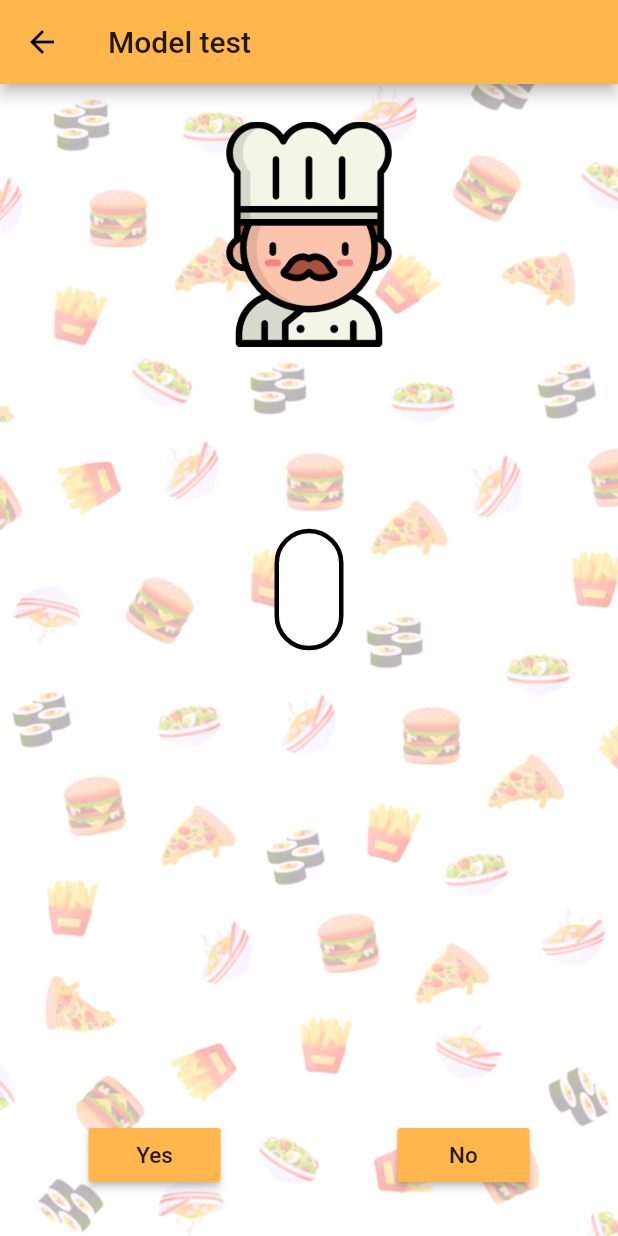
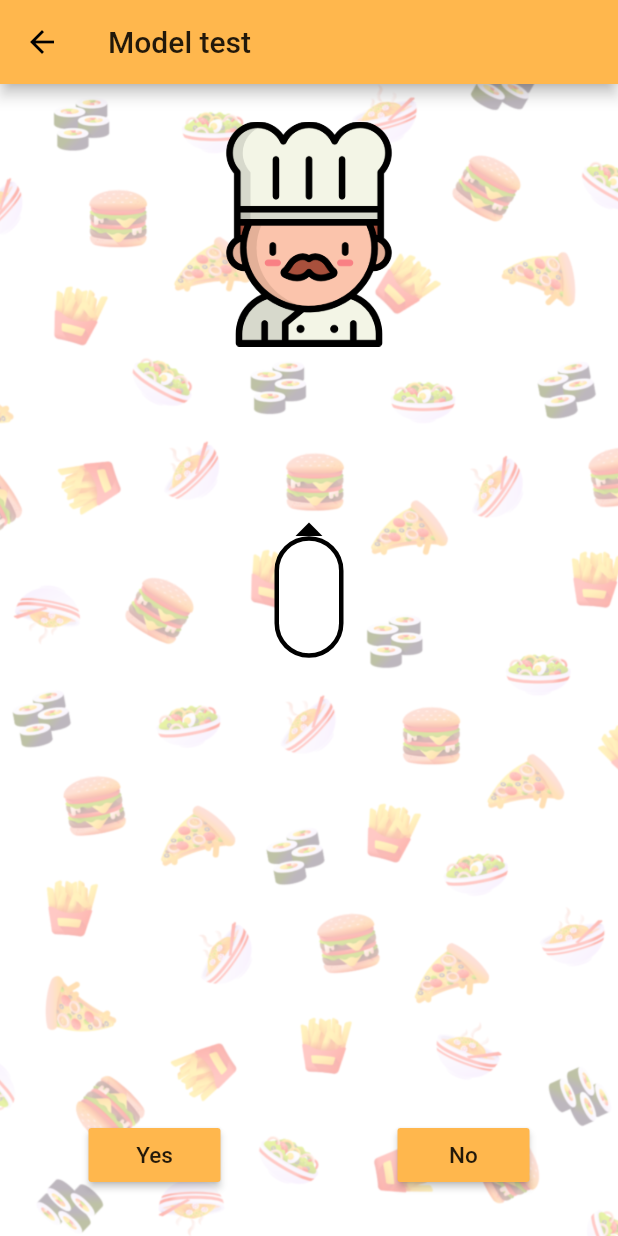
Before and after one commit to Shinbly/Project-Food, a Flutter app: the ModelTree screen opened by its route, on a phone screen of 412 x 824 dp. Run offline on Flutter 3.47's test engine with Material 2 defaults, Android fonts, the phone set to English and light mode, and no system bars; our stand-ins replace carousel_slider, cloud_firestore, firebase_core, firebase_storage, image_picker, permission_handler and 1 more; missing offline and left inert: sklite; accounts and stored records are empty; project files that could hold a hidden picture were left out.

Commit message:
add bubble

```diff
--- a/what_eat/lib/ModelTree.dart
+++ b/what_eat/lib/ModelTree.dart
@@ -10,6 +10,7 @@ import 'package:sklite/tree/tree.dart';
 import 'dart:convert';
 
 import 'package:whateat/Result.dart';
+import 'package:whateat/Widgets/Bubble.dart';
 
 class ModelTree extends StatefulWidget {
 
@@ -316,25 +317,11 @@ class _ModelTreeState extends State<ModelTree> {
                           width: MediaQuery.of(context).size.width,
                           child: Align(
                             alignment: Alignment.center,
-                            child: Container(
-                              decoration: BoxDecoration(
-                                  color: Colors.white,
-                                  borderRadius: BorderRadius.all(Radius.circular(100.0)),
-                                  border: Border.all(
-                                    width: 3
-                                  )
-                              ),
-                              child: Padding(
-                                padding: const EdgeInsets.all(20.0),
-                                child: Text(
-                                    this.currentQuestion,
-                                    style: TextStyle(
-                                      fontWeight: FontWeight.bold,
-                                      fontSize: 30,
-                                      color: Colors.black
-                                    ),
-                                    textAlign: TextAlign.center,
-                                ),
+                            child: Bubble( this.currentQuestion,
+                              style : TextStyle(
+                                  fontWeight: FontWeight.bold,
+                                  fontSize: 30,
+                                  color: Colors.black
                               ),
                             ),
                           ),
--- /dev/null
+++ b/what_eat/lib/Widgets/Bubble.dart
@@ -0,0 +1,78 @@
+import 'dart:math';
+
+import 'package:flutter/material.dart';
+
+class Bubble extends StatelessWidget {
+  String text;
+  TextStyle style;
+  Bubble(this.text, {this.style =const TextStyle(
+      fontWeight: FontWeight.bold,
+      fontSize: 30,
+      color: Colors.black
+  )});
+
+  @override
+  Widget build(BuildContext context) {
+    return Column(
+      mainAxisAlignment: MainAxisAlignment.center,
+      crossAxisAlignment: CrossAxisAlignment.center,
+      children: [
+        Arrow(color: Colors.black,),
+        Container(
+            decoration: BoxDecoration(
+                color: Colors.white,
+                borderRadius: BorderRadius.all(Radius.circular(100.0)),
+                border: Border.all(
+                    width: 3
+                )
+            ),
+            child: Padding(
+              padding: const EdgeInsets.all(20.0),
+              child: Text(
+                this.text,
+                style: style,
+                textAlign: TextAlign.center,
+              ),
+            ),
+          ),
+      ],
+    );
+  }
+}
+
+class Arrow extends StatelessWidget {
+  final Color color;
+
+  double width = 20.0;
+  double height = 10;
+
+  Arrow({this.color});
+
+  @override
+  Widget build(BuildContext context) {
+    return SizedBox(
+      height: height,
+      width: width,
+      child: ClipRect(
+        child: OverflowBox(
+          maxWidth: width,
+          maxHeight: height*2,
+          child: Align(
+            alignment: Alignment.topCenter,
+            child: Transform.translate(
+              offset: Offset(.0, height),
+              child: Transform.rotate(
+                angle: pi / 4,
+                child: Container(
+                  width: width,
+                  height: height * 2,
+                  color: color,
+                ),
+              ),
+            ),
+          ),
+        ),
+      ),
+    );
+  }
+}
```
